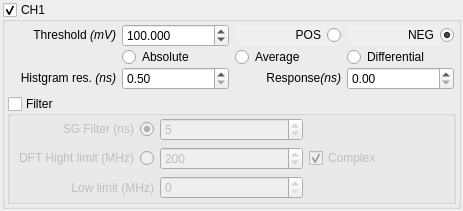
Above: src/libs/adwidgets/findslopeform.ui from qtplatz/qtplatz before the change. Below: the same form after it.
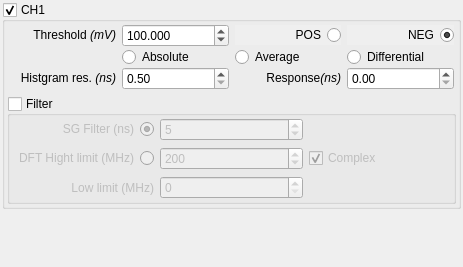
That is the form after the change.

Diff of the .ui file:
```diff
--- a/src/libs/adwidgets/findslopeform.ui
+++ b/src/libs/adwidgets/findslopeform.ui
@@ -7,7 +7,7 @@
     <x>0</x>
     <y>0</y>
     <width>463</width>
-    <height>199</height>
+    <height>267</height>
    </rect>
   </property>
   <property name="windowTitle">
```
Left out of the diff: 26 changed lines with no effect on the pictures.
